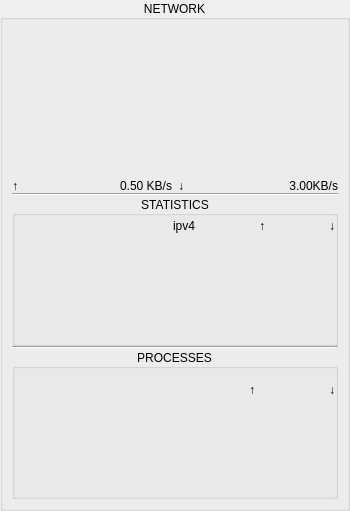
First picture: the form in dde-istate-widgets/istatenetworkwidget.ui, repository SeptemberHX/dde-istate-menus, before the edit.
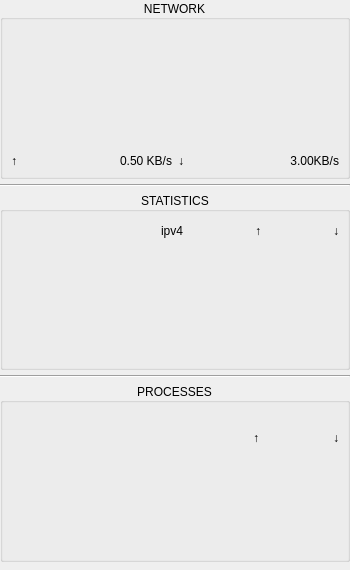
Second picture: the form after the edit. Custom widgets are drawn as their Qt base class.

What changed in the file:
```diff
--- a/dde-istate-widgets/istatenetworkwidget.ui
+++ b/dde-istate-widgets/istatenetworkwidget.ui
@@ -7,7 +7,7 @@
     <x>0</x>
     <y>0</y>
     <width>350</width>
-    <height>511</height>
+    <height>570</height>
    </rect>
   </property>
   <property name="minimumSize">
@@ -27,7 +27,7 @@
   </property>
   <layout class="QVBoxLayout" name="verticalLayout">
    <property name="spacing">
-    <number>0</number>
+    <number>5</number>
    </property>
    <property name="leftMargin">
     <number>0</number>
@@ -39,7 +39,7 @@
     <number>0</number>
    </property>
    <property name="bottomMargin">
-    <number>0</number>
+    <number>8</number>
    </property>
    <item>
     <widget class="QGroupBox" name="groupBox">
@@ -51,7 +51,19 @@
      </property>
      <layout class="QVBoxLayout" name="verticalLayout_3">
       <property name="spacing">
-       <number>0</number>
+       <number>5</number>
+      </property>
+      <property name="leftMargin">
+       <number>8</number>
+      </property>
+      <property name="topMargin">
+       <number>8</number>
+      </property>
+      <property name="rightMargin">
+       <number>8</number>
+      </property>
+      <property name="bottomMargin">
+       <number>8</number>
       </property>
       <item>
        <widget class="QWidget" name="widget_2" native="true">
@@ -198,6 +210,9 @@
         </layout>
        </widget>
       </item>
+     </layout>
+    </widget>
+   </item>
       <item>
        <widget class="Line" name="line_2">
         <property name="orientation">
@@ -215,33 +230,39 @@
         </property>
         <layout class="QVBoxLayout" name="verticalLayout_4">
          <property name="spacing">
-          <number>0</number>
+       <number>5</number>
          </property>
          <property name="leftMargin">
-          <number>0</number>
+       <number>8</number>
          </property>
          <property name="topMargin">
-          <number>0</number>
+       <number>8</number>
          </property>
          <property name="rightMargin">
-          <number>0</number>
+       <number>8</number>
          </property>
          <property name="bottomMargin">
-          <number>0</number>
+       <number>8</number>
          </property>
          <item>
           <layout class="QGridLayout" name="statisticsGridLayout">
            <property name="horizontalSpacing">
-            <number>0</number>
+         <number>3</number>
            </property>
            <property name="verticalSpacing">
             <number>1</number>
            </property>
            <item row="1" column="3">
             <widget class="QLabel" name="label_15">
+          <property name="minimumSize">
+           <size>
+            <width>75</width>
+            <height>0</height>
+           </size>
+          </property>
              <property name="maximumSize">
               <size>
-               <width>80</width>
+            <width>75</width>
                <height>16777215</height>
               </size>
              </property>
@@ -255,9 +276,15 @@
            </item>
            <item row="0" column="3">
             <widget class="QLabel" name="label_14">
+          <property name="minimumSize">
+           <size>
+            <width>75</width>
+            <height>0</height>
+           </size>
+          </property>
              <property name="maximumSize">
               <size>
-               <width>80</width>
+            <width>75</width>
                <height>16777215</height>
               </size>
              </property>
@@ -271,9 +298,15 @@
            </item>
            <item row="1" column="2">
             <widget class="QLabel" name="label_13">
+          <property name="minimumSize">
+           <size>
+            <width>75</width>
+            <height>0</height>
+           </size>
+          </property>
              <property name="maximumSize">
               <size>
-               <width>80</width>
+            <width>75</width>
                <height>16777215</height>
               </size>
              </property>
@@ -287,9 +320,15 @@
            </item>
            <item row="3" column="3">
             <widget class="QLabel" name="label_21">
+          <property name="minimumSize">
+           <size>
+            <width>75</width>
+            <height>0</height>
+           </size>
+          </property>
              <property name="maximumSize">
               <size>
-               <width>80</width>
+            <width>75</width>
                <height>16777215</height>
               </size>
              </property>
@@ -303,9 +342,15 @@
            </item>
            <item row="2" column="2">
             <widget class="QLabel" name="label_17">
+          <property name="minimumSize">
+           <size>
+            <width>75</width>
+            <height>0</height>
+           </size>
+          </property>
              <property name="maximumSize">
               <size>
-               <width>80</width>
+            <width>75</width>
                <height>16777215</height>
               </size>
              </property>
@@ -319,9 +364,15 @@
            </item>
            <item row="0" column="2">
             <widget class="QLabel" name="label_12">
+          <property name="minimumSize">
+           <size>
+            <width>75</width>
+            <height>0</height>
+           </size>
+          </property>
              <property name="maximumSize">
               <size>
-               <width>80</width>
+            <width>75</width>
                <height>16777215</height>
               </size>
              </property>
@@ -335,9 +386,15 @@
            </item>
            <item row="2" column="3">
             <widget class="QLabel" name="label_18">
+          <property name="minimumSize">
+           <size>
+            <width>75</width>
+            <height>0</height>
+           </size>
+          </property>
              <property name="maximumSize">
               <size>
-               <width>80</width>
+            <width>75</width>
                <height>16777215</height>
               </size>
              </property>
@@ -351,9 +408,15 @@
            </item>
            <item row="3" column="2">
             <widget class="QLabel" name="label_20">
+          <property name="minimumSize">
+           <size>
+            <width>75</width>
+            <height>0</height>
+           </size>
+          </property>
              <property name="maximumSize">
               <size>
-               <width>80</width>
+            <width>75</width>
                <height>16777215</height>
               </size>
              </property>
@@ -367,6 +430,12 @@
            </item>
            <item row="0" column="0">
             <widget class="QLabel" name="label_11">
+          <property name="maximumSize">
+           <size>
+            <width>16777215</width>
+            <height>100</height>
+           </size>
+          </property>
              <property name="text">
               <string/>
              </property>
@@ -374,9 +443,15 @@
            </item>
            <item row="4" column="2">
             <widget class="QLabel" name="label_23">
+          <property name="minimumSize">
+           <size>
+            <width>75</width>
+            <height>0</height>
+           </size>
+          </property>
              <property name="maximumSize">
               <size>
-               <width>80</width>
+            <width>75</width>
                <height>16777215</height>
               </size>
              </property>
@@ -390,9 +465,15 @@
            </item>
            <item row="4" column="3">
             <widget class="QLabel" name="label_25">
+          <property name="minimumSize">
+           <size>
+            <width>75</width>
+            <height>0</height>
+           </size>
+          </property>
              <property name="maximumSize">
               <size>
-               <width>80</width>
+            <width>75</width>
                <height>16777215</height>
               </size>
              </property>
@@ -406,9 +487,15 @@
            </item>
            <item row="5" column="2">
             <widget class="QLabel" name="label_26">
+          <property name="minimumSize">
+           <size>
+            <width>75</width>
+            <height>0</height>
+           </size>
+          </property>
              <property name="maximumSize">
               <size>
-               <width>80</width>
+            <width>75</width>
                <height>16777215</height>
               </size>
              </property>
@@ -422,9 +509,15 @@
            </item>
            <item row="5" column="3">
             <widget class="QLabel" name="label_27">
+          <property name="minimumSize">
+           <size>
+            <width>75</width>
+            <height>0</height>
+           </size>
+          </property>
              <property name="maximumSize">
               <size>
-               <width>80</width>
+            <width>75</width>
                <height>16777215</height>
               </size>
              </property>
@@ -438,6 +531,12 @@
            </item>
            <item row="1" column="0">
             <widget class="QLabel" name="label_9">
+          <property name="maximumSize">
+           <size>
+            <width>16777215</width>
+            <height>100</height>
+           </size>
+          </property>
              <property name="text">
               <string/>
              </property>
@@ -445,6 +544,12 @@
            </item>
            <item row="5" column="0">
             <widget class="QLabel" name="label_22">
+          <property name="maximumSize">
+           <size>
+            <width>16777215</width>
+            <height>100</height>
+           </size>
+          </property>
              <property name="text">
               <string/>
              </property>
@@ -452,6 +557,12 @@
            </item>
            <item row="4" column="0">
             <widget class="QLabel" name="label_24">
+          <property name="maximumSize">
+           <size>
+            <width>16777215</width>
+            <height>100</height>
+           </size>
+          </property>
              <property name="text">
               <string/>
              </property>
@@ -459,6 +570,12 @@
            </item>
            <item row="3" column="0">
             <widget class="QLabel" name="label_19">
+          <property name="maximumSize">
+           <size>
+            <width>16777215</width>
+            <height>100</height>
+           </size>
+          </property>
              <property name="text">
               <string/>
              </property>
@@ -466,6 +583,12 @@
            </item>
            <item row="2" column="0">
             <widget class="QLabel" name="label_16">
+          <property name="maximumSize">
+           <size>
+            <width>16777215</width>
+            <height>100</height>
+           </size>
+          </property>
              <property name="text">
               <string/>
              </property>
@@ -613,19 +736,19 @@
         </property>
         <layout class="QVBoxLayout" name="verticalLayout_5">
          <property name="spacing">
-          <number>0</number>
+       <number>5</number>
          </property>
          <property name="leftMargin">
-          <number>0</number>
+       <number>8</number>
          </property>
          <property name="topMargin">
-          <number>0</number>
+       <number>8</number>
          </property>
          <property name="rightMargin">
-          <number>0</number>
+       <number>8</number>
          </property>
          <property name="bottomMargin">
-          <number>0</number>
+       <number>8</number>
          </property>
          <item>
           <layout class="QGridLayout" name="processesGridLayout">
@@ -984,9 +1107,6 @@
             </widget>
            </item>
           </layout>
-         </item>
-        </layout>
-       </widget>
       </item>
      </layout>
     </widget>
```
Lines whose indentation alone changed are shown as unchanged.
